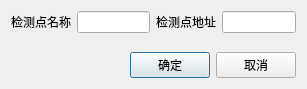
This is ModifyMonitorDlg.ui in wanlong1215/test as Qt 5 draws it before an edit. The edited form follows.
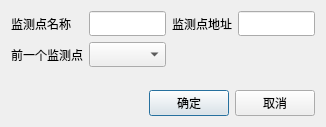
This is the edited form.

```diff
--- a/ModifyMonitorDlg.ui
+++ b/ModifyMonitorDlg.ui
@@ -6,36 +6,51 @@
    <rect>
     <x>0</x>
     <y>0</y>
-    <width>307</width>
-    <height>89</height>
+    <width>326</width>
+    <height>127</height>
    </rect>
   </property>
+  <property name="font">
+   <font>
+    <family>微软雅黑</family>
+   </font>
+  </property>
   <property name="windowTitle">
    <string>修改监测点</string>
   </property>
   <layout class="QVBoxLayout" name="verticalLayout">
    <item>
-    <layout class="QGridLayout" name="gridLayout_5">
-     <item row="0" column="1">
-      <widget class="QLineEdit" name="leMonitorName"/>
-     </item>
+    <layout class="QGridLayout" name="gridLayout">
      <item row="0" column="0">
       <widget class="QLabel" name="label_5">
        <property name="text">
-        <string>检测点名称</string>
+        <string>监测点名称</string>
        </property>
       </widget>
      </item>
-     <item row="0" column="3">
-      <widget class="QLineEdit" name="leMonitorAddr"/>
+     <item row="0" column="1">
+      <widget class="QLineEdit" name="leMonitorName"/>
      </item>
      <item row="0" column="2">
       <widget class="QLabel" name="label_6">
        <property name="text">
-        <string>检测点地址</string>
+        <string>监测点地址</string>
        </property>
       </widget>
      </item>
+     <item row="0" column="3">
+      <widget class="QLineEdit" name="leMonitorAddr"/>
+     </item>
+     <item row="1" column="0">
+      <widget class="QLabel" name="label">
+       <property name="text">
+        <string>前一个监测点</string>
+       </property>
+      </widget>
+     </item>
+     <item row="1" column="1">
+      <widget class="QComboBox" name="cbPreMonitor"/>
+     </item>
     </layout>
    </item>
    <item>
```
